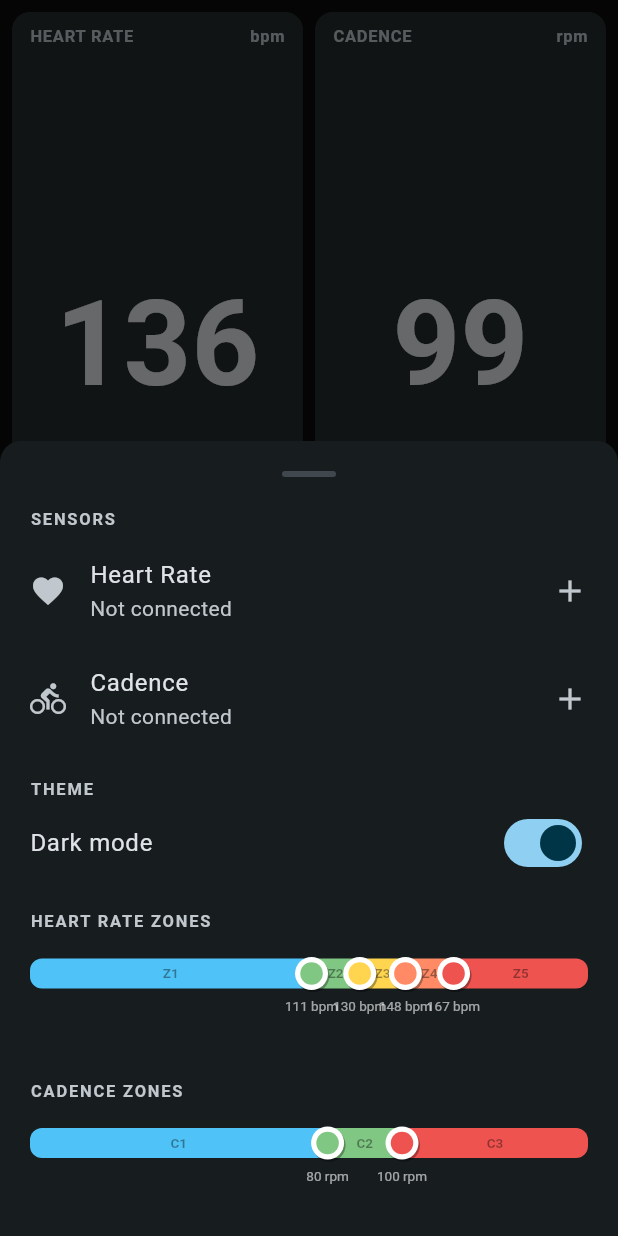
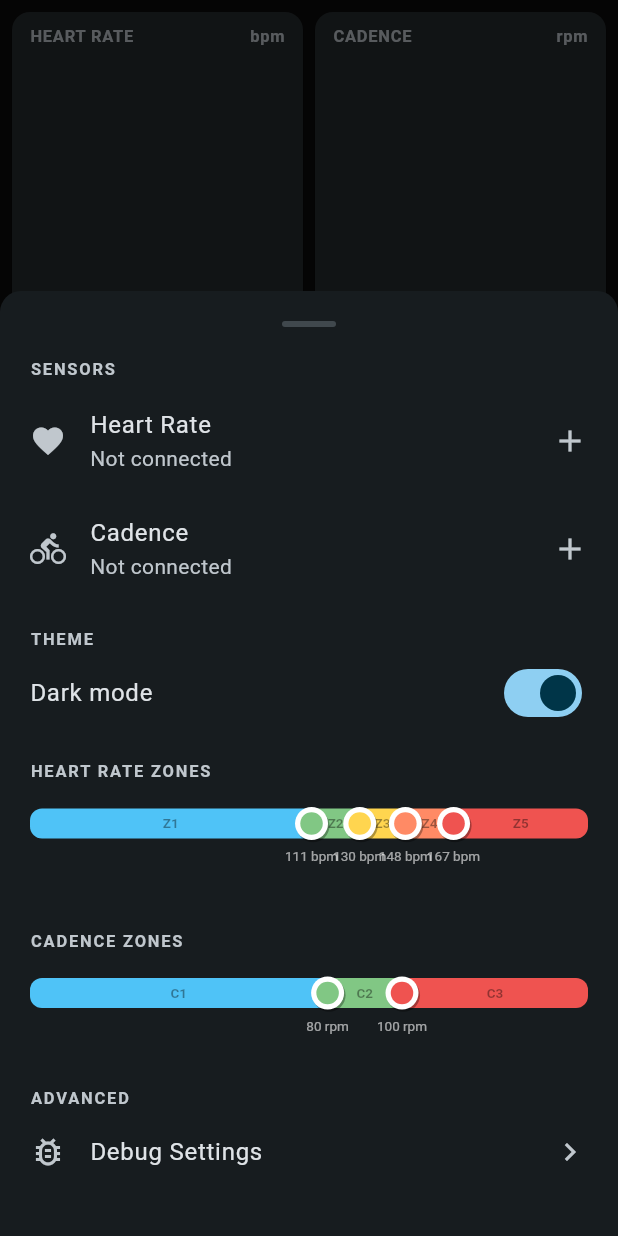
Before and after one commit to FreezeManny/PaceStrip, a Flutter app: the screen it shows after launch, after a tap on "Settings", on a phone screen of 412 x 824 dp. Run offline on Flutter 3.47's test engine with Material 3 defaults, Android fonts, the phone set to English and light mode, and no system bars; our stand-ins replace flutter_blue_plus, permission_handler, shared_preferences.

Commit message:
feat: added bluetooth device support feat: added debug menu to toggle sensor data simulation

```diff
--- a/lib/main.dart
+++ b/lib/main.dart
@@ -13,11 +13,13 @@ void main() async {
   final settingsService = SettingsService();
   final initialConfig = await settingsService.load();
   final initialThemeMode = await settingsService.loadThemeMode();
+  final initialSimulate = await settingsService.loadSimulateSensors();
 
   runApp(CycleApp(
     settingsService: settingsService,
     initialConfig: initialConfig,
     initialThemeMode: initialThemeMode,
+    initialSimulate: initialSimulate,
   ));
 }
 
@@ -27,11 +29,13 @@ class CycleApp extends StatelessWidget {
     required this.settingsService,
     required this.initialConfig,
     this.initialThemeMode = ThemeMode.dark,
+    this.initialSimulate = false,
   });
 
   final SettingsService settingsService;
   final ZoneConfig initialConfig;
   final ThemeMode initialThemeMode;
+  final bool initialSimulate;
 
   @override
   Widget build(BuildContext context) {
@@ -40,7 +44,8 @@ class CycleApp extends StatelessWidget {
         ChangeNotifierProvider(
           create: (_) => SettingsProvider(settingsService)
             ..updateConfig(initialConfig)
-            ..setThemeMode(initialThemeMode),
+            ..setThemeMode(initialThemeMode)
+            ..setSimulateSensors(initialSimulate),
         ),
         ChangeNotifierProvider(
           create: (_) {
@@ -58,8 +63,9 @@ class CycleApp extends StatelessWidget {
             ctx.read<SettingsProvider>().config,
             ble: ctx.read<BleSensorManager>(),
           ),
-          update: (_, settings, stats) =>
-              stats!..updateSettings(settings.config),
+          update: (_, settings, stats) => stats!
+            ..updateSettings(settings.config)
+            ..setSimulate(settings.simulateSensors),
         ),
       ],
       child: Consumer<SettingsProvider>(
--- a/lib/models/cycling_stats.dart
+++ b/lib/models/cycling_stats.dart
@@ -7,9 +7,13 @@ class CyclingStats {
     required this.timestamp,
   });
 
-  final int heartRate;
-  final int cadence;
-  final int zone;
-  final int cadenceZone;
+  /// `null` when no real reading is available (sensor not connected and the
+  /// debug simulator is off) — the UI renders this as `---`.
+  final int? heartRate;
+  final int? cadence;
+
+  /// Zone for the current value, or `null` when there is no value to classify.
+  final int? zone;
+  final int? cadenceZone;
   final DateTime timestamp;
 }
--- a/lib/providers/settings_provider.dart
+++ b/lib/providers/settings_provider.dart
@@ -8,13 +8,16 @@ class SettingsProvider extends ChangeNotifier {
   final SettingsService _service;
   ZoneConfig _config = ZoneConfig.defaults();
   ThemeMode _themeMode = ThemeMode.dark;
+  bool _simulateSensors = false;
 
   ZoneConfig get config => _config;
   ThemeMode get themeMode => _themeMode;
+  bool get simulateSensors => _simulateSensors;
 
   Future<void> initialize() async {
     _config = await _service.load();
     _themeMode = await _service.loadThemeMode();
+    _simulateSensors = await _service.loadSimulateSensors();
     notifyListeners();
   }
 
@@ -29,4 +32,10 @@ class SettingsProvider extends ChangeNotifier {
     notifyListeners();
     await _service.saveThemeMode(mode);
   }
+
+  Future<void> setSimulateSensors(bool value) async {
+    _simulateSensors = value;
+    notifyListeners();
+    await _service.saveSimulateSensors(value);
+  }
 }
--- a/lib/providers/stats_provider.dart
+++ b/lib/providers/stats_provider.dart
@@ -27,10 +27,17 @@ class StatsProvider extends ChangeNotifier {
     _sensor.updateConfig(config);
   }
 
+  /// Toggles the debug simulator that fills metrics lacking a connected sensor.
+  void setSimulate(bool value) {
+    _sensor.simulateWhenIdle = value;
+  }
+
   void _onData(CyclingStats stats) {
     latest = stats;
-    hrHistory.add(stats.heartRate.toDouble());
-    cadHistory.add(stats.cadence.toDouble());
+    // Only record real readings; gaps (no sensor, simulator off) leave the
+    // history untouched rather than charting a misleading value.
+    if (stats.heartRate != null) hrHistory.add(stats.heartRate!.toDouble());
+    if (stats.cadence != null) cadHistory.add(stats.cadence!.toDouble());
     notifyListeners();
   }
 
--- a/lib/services/sensor_service.dart
+++ b/lib/services/sensor_service.dart
@@ -23,11 +23,12 @@ class SimulatedSensorSource {
   }
 }
 
-/// Combines live BLE sensor data with the simulated fallback into a single
-/// [CyclingStats] stream. Emits once per second so the rolling 60-sample
+/// Combines live BLE sensor data with an optional simulated fallback into a
+/// single [CyclingStats] stream. Emits once per second so the rolling 60-sample
 /// history buffers in `StatsProvider` stay evenly spaced, regardless of how
 /// often the individual BLE sensors notify. Each metric independently uses its
-/// connected sensor or falls back to simulation.
+/// connected sensor; when no sensor is connected it emits `null` (rendered as
+/// `---`) unless [simulateWhenIdle] is enabled via the debug setting.
 class SensorHub {
   SensorHub(this._ble)
       : _controller = StreamController<CyclingStats>.broadcast();
@@ -35,6 +36,11 @@ class SensorHub {
   final BleSensorManager _ble;
   final StreamController<CyclingStats> _controller;
   final SimulatedSensorSource _sim = SimulatedSensorSource();
+
+  /// When true, metrics without a connected sensor are filled with simulated
+  /// values instead of `null`. Driven by the "Simulate sensor data" debug
+  /// toggle in settings.
+  bool simulateWhenIdle = false;
 
   Timer? _timer;
   ZoneConfig _config = ZoneConfig.defaults();
@@ -59,26 +65,26 @@ class SensorHub {
     _controller.add(CyclingStats(
       heartRate: hr,
       cadence: cad,
-      zone: _config.zoneFor(hr),
-      cadenceZone: _config.cadenceZoneFor(cad),
+      zone: hr == null ? null : _config.zoneFor(hr),
+      cadenceZone: cad == null ? null : _config.cadenceZoneFor(cad),
       timestamp: DateTime.now(),
     ));
   }
 
-  int _readHeartRate() {
+  int? _readHeartRate() {
     final conn = _ble.connection(SensorRole.heartRate);
-    if (conn.isConnected) return conn.latestValue ?? 0;
-    return _sim.nextHr();
+    if (conn.isConnected) return conn.latestValue;
+    return simulateWhenIdle ? _sim.nextHr() : null;
   }
 
-  int _readCadence() {
+  int? _readCadence() {
     final conn = _ble.connection(SensorRole.cadence);
-    if (!conn.isConnected) return _sim.nextCadence();
+    if (!conn.isConnected) return simulateWhenIdle ? _sim.nextCadence() : null;
     final at = conn.lastValueAt;
     if (at == null || DateTime.now().difference(at) > _cadenceTimeout) {
       return 0; // coasting / no recent crank event
     }
-    return conn.latestValue ?? 0;
+    return conn.latestValue;
   }
 
   void dispose() {
--- a/lib/services/settings_service.dart
+++ b/lib/services/settings_service.dart
@@ -6,6 +6,7 @@ import '../models/zone_config.dart';
 class SettingsService {
   static const _key = 'zone_config';
   static const _themeKey = 'theme_mode';
+  static const _simulateKey = 'debug_simulate_sensors';
 
   Future<ZoneConfig> load() async {
     final prefs = await SharedPreferences.getInstance();
@@ -36,6 +37,18 @@ class SettingsService {
         _themeKey, mode == ThemeMode.light ? 'light' : 'dark');
   }
 
+  /// Whether to simulate sensor data when no sensor is connected (debug only).
+  /// Defaults to off, so unconnected metrics read `---`.
+  Future<bool> loadSimulateSensors() async {
+    final prefs = await SharedPreferences.getInstance();
+    return prefs.getBool(_simulateKey) ?? false;
+  }
+
+  Future<void> saveSimulateSensors(bool value) async {
+    final prefs = await SharedPreferences.getInstance();
+    await prefs.setBool(_simulateKey, value);
+  }
+
   /// Remembers the BLE sensor chosen for a role, stored as `{id, name}` JSON
   /// under [key] (see `SensorRoleX.prefsKey`).
   Future<void> saveSensorDevice(String key, String id, String name) async {
--- a/lib/widgets/dashboard.dart
+++ b/lib/widgets/dashboard.dart
@@ -29,8 +29,10 @@ class Dashboard extends StatelessWidget {
   Widget build(BuildContext context) {
     final stats = context.watch<StatsProvider>();
     final latest = stats.latest;
-    final zone = latest?.zone ?? 1;
-    final cadenceZone = latest?.cadenceZone ?? 1;
+    // 0 = no value: ZoneSegmentBar lights nothing and the graph falls back to
+    // a neutral color, so missing data reads as blank rather than zone 1.
+    final zone = latest?.zone ?? 0;
+    final cadenceZone = latest?.cadenceZone ?? 0;
 
     return LayoutBuilder(
       builder: (context, constraints) {
@@ -47,7 +49,7 @@ class Dashboard extends StatelessWidget {
                     Expanded(
                       child: MetricCard(
                         label: 'HEART RATE',
-                        value: latest?.heartRate.toString() ?? '--',
+                        value: latest?.heartRate?.toString() ?? '---',
                         unit: 'bpm',
                         zone: zone,
                         zonePalette: zoneColors,
@@ -56,7 +58,7 @@ class Dashboard extends StatelessWidget {
                     Expanded(
                       child: MetricCard(
                         label: 'CADENCE',
-                        value: latest?.cadence.toString() ?? '--',
+                        value: latest?.cadence?.toString() ?? '---',
                         unit: 'rpm',
                         zone: cadenceZone,
                         zonePalette: cadenceZoneColors,
--- a/lib/widgets/settings_panel.dart
+++ b/lib/widgets/settings_panel.dart
@@ -1,12 +1,24 @@
 import 'package:flutter/material.dart';
 import 'package:provider/provider.dart';
 import '../providers/settings_provider.dart';
+import 'debug_settings_panel.dart';
 import 'sensor_section.dart';
 import 'zone_slider.dart';
 import 'cadence_slider.dart';
 
 class SettingsPanel extends StatelessWidget {
   const SettingsPanel({super.key});
+
+  void _openDebugSettings(BuildContext context) {
+    showModalBottomSheet(
+      context: context,
+      isScrollControlled: true,
+      shape: const RoundedRectangleBorder(
+        borderRadius: BorderRadius.vertical(top: Radius.circular(14)),
+      ),
+      builder: (_) => const DebugSettingsPanel(),
+    );
+  }
 
   @override
   Widget build(BuildContext context) {
@@ -61,6 +73,15 @@ class SettingsPanel extends StatelessWidget {
               config: config,
               onChanged: provider.updateConfig,
             ),
+            const SizedBox(height: 28),
+            _sectionLabel(context, 'ADVANCED'),
+            ListTile(
+              contentPadding: EdgeInsets.zero,
+              leading: const Icon(Icons.bug_report_outlined),
+              title: const Text('Debug Settings'),
+              trailing: const Icon(Icons.chevron_right),
+              onTap: () => _openDebugSettings(context),
+            ),
           ],
         ),
       ),
```
Also changed, not shown: lib/widgets/debug_settings_panel.dart (added, +61 -0 lines).
